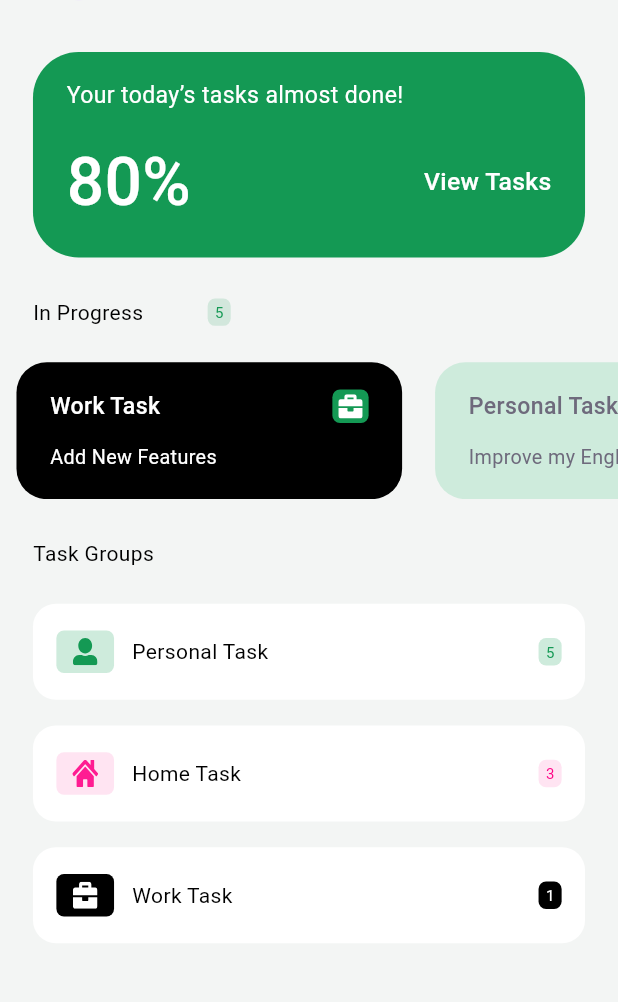
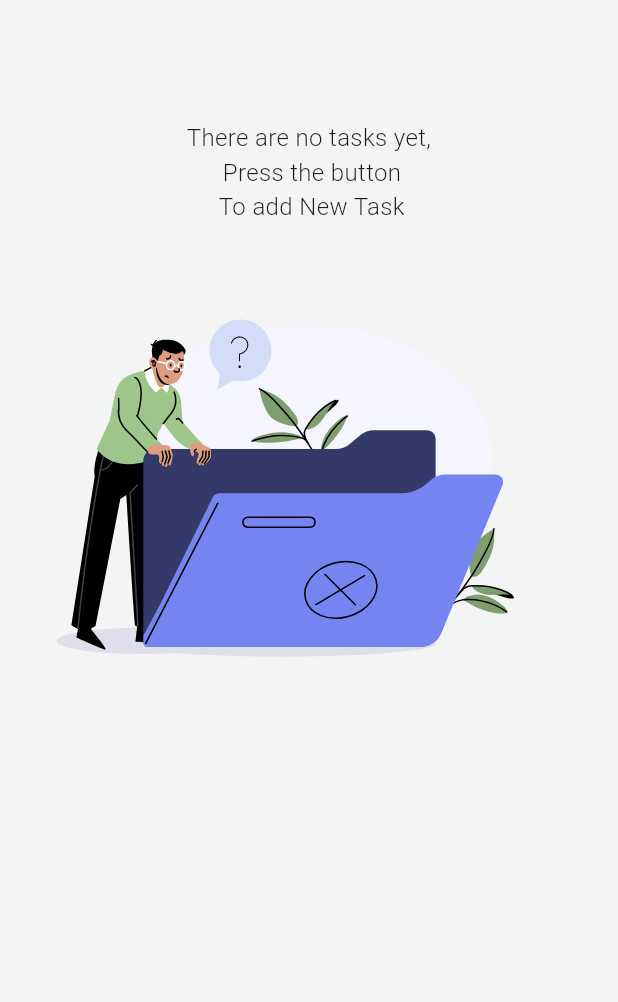
Before and after one commit to ahmedsalem2002m/mobile_NTI_training_tasks, a Flutter app: the HomeView screen opened directly, on a phone screen of 412 x 824 dp, the part 91-1093 px from its top. Run offline on Flutter 3.47's test engine with Material 3 defaults, Android fonts, the phone set to English and light mode, and no system bars; our stand-ins replace flutter_screenutil, flutter_svg.

Commit message:
edit on home view

```diff
--- a/weak_4/nti_todo_app/lib/core/utils/app_assets.dart
+++ b/weak_4/nti_todo_app/lib/core/utils/app_assets.dart
@@ -4,7 +4,7 @@ abstract class AppAssets
   static const String _imagePath = 'assets/images/';
   static const String logo = '${_imagePath}logo.png';
   static const String lockIcon = '${_iconPath}Lock - Iconly Pro.svg';
-  static const String onboarding = '${_imagePath}onboarding.png';
+  static const String homeImage = '${_iconPath}home_Image.svg';
   static const String keyIcon = '${_iconPath}Password - Iconly Pro.svg';
   static const String profileIcon = '${_iconPath}Profile - Iconly Pro.svg';
   static const String letStart = '${_imagePath}let_start.png';
--- a/weak_4/nti_todo_app/lib/features/home/view/home_view.dart
+++ b/weak_4/nti_todo_app/lib/features/home/view/home_view.dart
@@ -1,20 +1,64 @@
 import 'package:flutter/material.dart';
 import 'package:flutter_screenutil/flutter_screenutil.dart';
+import 'package:flutter_svg/flutter_svg.dart';
+import 'package:nti_todo_app/core/utils/app_assets.dart';
 import 'package:nti_todo_app/features/home/view/widgets/custom_row.dart';
 import 'package:nti_todo_app/features/home/view/widgets/list_category_task.dart';
 import 'package:nti_todo_app/features/home/view/widgets/list_task_group.dart';
-import '../../../core/helper/my_navigator.dart';
 import '../../../core/utils/app_paddings.dart';
 import '../../../core/widgets/default_app_bar.dart';
-import '../../profile/view/profile_view.dart';
 import 'widgets/progress_container.dart';
 
-class HomeView extends StatelessWidget {
+class HomeView extends StatefulWidget {
   HomeView({super.key});
 
   @override
+  State<HomeView> createState() => _HomeViewState();
+}
+
+class _HomeViewState extends State<HomeView> {
+  List<String> tasks = [
+    // "Ahmed"
+  ];
+
+  @override
   Widget build(BuildContext context) {
-    return Scaffold(
+    return tasks.isEmpty
+        ? Scaffold(
+            body: SafeArea(
+              child: SingleChildScrollView(
+                child: Column(
+                  crossAxisAlignment: CrossAxisAlignment.start,
+                  children: [
+                    Padding(
+                      padding: AppPaddings.defaultHomePadding,
+                      child: Column(
+                        mainAxisAlignment: MainAxisAlignment.center,
+                        crossAxisAlignment: CrossAxisAlignment.start,
+                        children: [
+                          DefaultAppBar(),
+                          SizedBox(height: 79.h),
+                          Center(
+                            child: Text(
+                              textAlign: TextAlign.center,
+                              "There are no tasks yet,\n Press the button\n To add New Task",
+                              style: TextStyle(
+                                fontSize: 16,
+                                fontWeight: FontWeight.w300
+                              ),
+                            ),
+                          ),
+                          SizedBox(height: 39.h,)
+                        ],
+                      ),
+                    ),
+                    SvgPicture.asset(AppAssets.homeImage)
+                  ],
+                ),
+              ),
+            ),
+          )
+        : Scaffold(
             body: SafeArea(
               child: SingleChildScrollView(
                 child: Column(
@@ -38,18 +82,15 @@ class HomeView extends StatelessWidget {
                     Padding(
                       padding: AppPaddings.defaultHomePadding,
                       child: Column(
-
                         crossAxisAlignment: CrossAxisAlignment.start,
                         children: [
                           SizedBox(height: 26.h),
-                    CustomRow(text: "Task Groups",show: false,),
+                          CustomRow(text: "Task Groups", show: false),
                           SizedBox(height: 23.h),
                           ListTaskGroup(),
-
                         ],
                       ),
                     ),
-
                   ],
                 ),
               ),
```
Also changed, not shown: weak_4/nti_todo_app/lib/features/home/view/widgets/home_no_task_view.dart (added, +34 -0 lines), weak_4/nti_todo_app/assets/icons/home_Image.svg (added), weak_4/nti_todo_app/assets/images/onboarding.png (deleted). Lines whose indentation alone changed are shown as unchanged.
